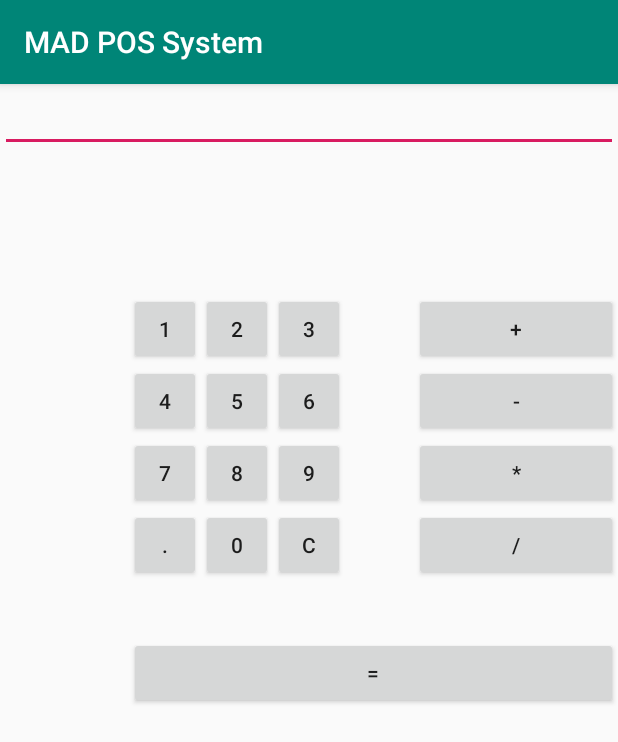
After one commit to RathanSreeramoju/MAD-POS-SYSTEM, an Android app: the CalculatorActivity screen opened directly, with no data from a screen before it, on a phone screen of 412 x 824 dp. The commit adds this screen. Shown: the top 742 px of the screen. Run offline under Robolectric (Android 15) with nearby library versions, the phone set to English and light mode, and no system bars; 1 statement that could not run was skipped.

Commit message:
Calculator

```diff
--- a/app/src/main/AndroidManifest.xml
+++ b/app/src/main/AndroidManifest.xml
@@ -9,7 +9,8 @@
         android:roundIcon="@mipmap/ic_launcher_round"
         android:supportsRtl="true"
         android:theme="@style/AppTheme">
-        <activity android:name=".SmsActivity"></activity>
+        <activity android:name=".CalculatorActivity"></activity>
+        <activity android:name=".SmsActivity" />
         <activity
             android:name=".view.ThirdActivity"
             android:label="@string/activity3_name"
--- /dev/null
+++ b/app/src/main/java/com/example/madpossystem/CalculatorActivity.java
@@ -0,0 +1,201 @@
+package com.example.madpossystem;
+
+import androidx.appcompat.app.AppCompatActivity;
+
+import android.os.Bundle;
+import android.view.View;
+import android.widget.Button;
+import android.widget.EditText;
+
+public class CalculatorActivity extends AppCompatActivity {
+    Button button0, button1, button2, button3, button4, button5, button6,
+            button7, button8, button9, buttonAdd, buttonSub, buttonDivision,
+            buttonMul, button10, buttonC, buttonEqual;
+    EditText crunchifyEditText;
+    /*
+     *variables to hold the values given by the user
+     */
+    float mValueOne, mValueTwo;
+
+    boolean crunchifyAddition, mSubtract, crunchifyMultiplication, crunchifyDivision;
+
+    @Override
+    protected void onCreate(Bundle savedInstanceState) {
+        super.onCreate(savedInstanceState);
+        setContentView(R.layout.activity_calculator);
+
+        button0 = (Button) findViewById(R.id.button);
+        button1 = (Button) findViewById(R.id.button1);
+        button2 = (Button) findViewById(R.id.button2);
+        button3 = (Button) findViewById(R.id.button3);
+        button4 = (Button) findViewById(R.id.button4);
+        button5 = (Button) findViewById(R.id.button5);
+        button6 = (Button) findViewById(R.id.button6);
+        button7 = (Button) findViewById(R.id.button7);
+        button8 = (Button) findViewById(R.id.button8);
+        button9 = (Button) findViewById(R.id.button9);
+        button10 = (Button) findViewById(R.id.button10);
+        buttonAdd = (Button) findViewById(R.id.buttonadd);
+        buttonSub = (Button) findViewById(R.id.buttonsub);
+        buttonMul = (Button) findViewById(R.id.buttonmul);
+        buttonDivision = (Button) findViewById(R.id.buttondiv);
+        buttonC = (Button) findViewById(R.id.buttonC);
+        buttonEqual = (Button) findViewById(R.id.buttoneql);
+        crunchifyEditText = (EditText) findViewById(R.id.edt1);
+
+
+        button1.setOnClickListener(new View.OnClickListener() {
+            @Override
+            public void onClick(View v) {
+                crunchifyEditText.setText(crunchifyEditText.getText() + "1");
+            }
+        });
+
+        button2.setOnClickListener(new View.OnClickListener() {
+            @Override
+            public void onClick(View v) {
+                crunchifyEditText.setText(crunchifyEditText.getText() + "2");
+            }
+        });
+
+        button3.setOnClickListener(new View.OnClickListener() {
+            @Override
+            public void onClick(View v) {
+                crunchifyEditText.setText(crunchifyEditText.getText() + "3");
+            }
+        });
+
+        button4.setOnClickListener(new View.OnClickListener() {
+            @Override
+            public void onClick(View v) {
+                crunchifyEditText.setText(crunchifyEditText.getText() + "4");
+            }
+        });
+
+        button5.setOnClickListener(new View.OnClickListener() {
+            @Override
+            public void onClick(View v) {
+                crunchifyEditText.setText(crunchifyEditText.getText() + "5");
+            }
+        });
+
+        button6.setOnClickListener(new View.OnClickListener() {
+            @Override
+            public void onClick(View v) {
+                crunchifyEditText.setText(crunchifyEditText.getText() + "6");
+            }
+        });
+
+        button7.setOnClickListener(new View.OnClickListener() {
+            @Override
+            public void onClick(View v) {
+                crunchifyEditText.setText(crunchifyEditText.getText() + "7");
+            }
+        });
+
+        button8.setOnClickListener(new View.OnClickListener() {
+            @Override
+            public void onClick(View v) {
+                crunchifyEditText.setText(crunchifyEditText.getText() + "8");
+            }
+        });
+
+        button9.setOnClickListener(new View.OnClickListener() {
+            @Override
+            public void onClick(View v) {
+                crunchifyEditText.setText(crunchifyEditText.getText() + "9");
+            }
+        });
+
+        button0.setOnClickListener(new View.OnClickListener() {
+            @Override
+            public void onClick(View v) {
+                crunchifyEditText.setText(crunchifyEditText.getText() + "0");
+            }
+        });
+
+        buttonAdd.setOnClickListener(new View.OnClickListener() {
+            @Override
+            public void onClick(View v) {
+
+                if (crunchifyEditText == null) {
+                    crunchifyEditText.setText("");
+                } else {
+                    mValueOne = Float.parseFloat(crunchifyEditText.getText() + "");
+                    crunchifyAddition = true;
+                    crunchifyEditText.setText(null);
+                }
+            }
+        });
+
+        buttonSub.setOnClickListener(new View.OnClickListener() {
+            @Override
+            public void onClick(View v) {
+                mValueOne = Float.parseFloat(crunchifyEditText.getText() + "");
+                mSubtract = true;
+                crunchifyEditText.setText(null);
+            }
+        });
+
+        buttonMul.setOnClickListener(new View.OnClickListener() {
+            @Override
+            public void onClick(View v) {
+                mValueOne = Float.parseFloat(crunchifyEditText.getText() + "");
+                crunchifyMultiplication = true;
+                crunchifyEditText.setText(null);
+            }
+        });
+
+        buttonDivision.setOnClickListener(new View.OnClickListener() {
+            @Override
+            public void onClick(View v) {
+                mValueOne = Float.parseFloat(crunchifyEditText.getText() + "");
+                crunchifyDivision = true;
+                crunchifyEditText.setText(null);
+            }
+        });
+/*
+oerations with the user input
+ */
+        buttonEqual.setOnClickListener(new View.OnClickListener() {
+            @Override
+            public void onClick(View v) {
+                mValueTwo = Float.parseFloat(crunchifyEditText.getText() + "");
+
+                if (crunchifyAddition == true) {
+                    crunchifyEditText.setText(mValueOne + mValueTwo + "");
+                    crunchifyAddition = false;
+                }
+
+                if (mSubtract == true) {
+                    crunchifyEditText.setText(mValueOne - mValueTwo + "");
+                    mSubtract = false;
+                }
+
+                if (crunchifyMultiplication == true) {
+                    crunchifyEditText.setText(mValueOne * mValueTwo + "");
+                    crunchifyMultiplication = false;
+                }
+
+                if (crunchifyDivision == true) {
+                    crunchifyEditText.setText(mValueOne / mValueTwo + "");
+                    crunchifyDivision = false;
+                }
+            }
+        });
+
+        buttonC.setOnClickListener(new View.OnClickListener() {
+            @Override
+            public void onClick(View v) {
+                crunchifyEditText.setText("");
+            }
+        });
+
+        button10.setOnClickListener(new View.OnClickListener() {
+            @Override
+            public void onClick(View v) {
+                crunchifyEditText.setText(crunchifyEditText.getText() + ".");
+            }
+        });
+    }
+}
--- /dev/null
+++ b/app/src/main/res/layout/activity_calculator.xml
@@ -0,0 +1,193 @@
+<?xml version="1.0" encoding="utf-8"?>
+<RelativeLayout xmlns:android="http://schemas.android.com/apk/res/android"
+    xmlns:app="http://schemas.android.com/apk/res-auto"
+    xmlns:tools="http://schemas.android.com/tools"
+    android:layout_width="match_parent"
+    android:layout_height="match_parent"
+    tools:context=".CalculatorActivity">
+
+    <EditText
+        android:id="@+id/edt1"
+        android:layout_width="match_parent"
+        android:layout_height="wrap_content" />
+
+
+    <Button
+        android:id="@+id/button1"
+        style="?android:attr/buttonStyleSmall"
+        android:layout_width="wrap_content"
+        android:layout_height="wrap_content"
+        android:layout_alignEnd="@+id/button4"
+        android:layout_alignRight="@+id/button4"
+        android:layout_below="@+id/edt1"
+        android:layout_marginTop="94dp"
+        android:text="1" />
+
+    <Button
+        android:id="@+id/button2"
+        style="?android:attr/buttonStyleSmall"
+        android:layout_width="wrap_content"
+        android:layout_height="wrap_content"
+        android:layout_alignTop="@+id/button1"
+        android:layout_toLeftOf="@+id/button3"
+        android:layout_toStartOf="@+id/button3"
+        android:text="2" />
+
+    <Button
+        android:id="@+id/button3"
+        style="?android:attr/buttonStyleSmall"
+        android:layout_width="wrap_content"
+        android:layout_height="wrap_content"
+        android:layout_alignTop="@+id/button2"
+        android:layout_centerHorizontal="true"
+        android:text="3" />
+
+    <Button
+        android:id="@+id/button4"
+        style="?android:attr/buttonStyleSmall"
+        android:layout_width="wrap_content"
+        android:layout_height="wrap_content"
+        android:layout_below="@+id/button1"
+        android:layout_toLeftOf="@+id/button2"
+        android:text="4" />
+
+    <Button
+        android:id="@+id/button5"
+        style="?android:attr/buttonStyleSmall"
+        android:layout_width="wrap_content"
+        android:layout_height="wrap_content"
+        android:layout_alignStart="@+id/button2"
+        android:layout_alignLeft="@+id/button2"
+        android:layout_alignBottom="@+id/button4"
+        android:text="5" />
+
+    <Button
+        android:id="@+id/button6"
+        style="?android:attr/buttonStyleSmall"
+        android:layout_width="wrap_content"
+        android:layout_height="wrap_content"
+        android:layout_alignLeft="@+id/button3"
+        android:layout_alignStart="@+id/button3"
+        android:layout_below="@+id/button3"
+        android:text="6" />
+
+    <Button
+        android:id="@+id/button7"
+        style="?android:attr/buttonStyleSmall"
+        android:layout_width="wrap_content"
+        android:layout_height="wrap_content"
+        android:layout_below="@+id/button4"
+        android:layout_toLeftOf="@+id/button2"
+        android:text="7" />
+
+    <Button
+        android:id="@+id/button8"
+        style="?android:attr/buttonStyleSmall"
+        android:layout_width="wrap_content"
+        android:layout_height="wrap_content"
+        android:layout_alignLeft="@+id/button5"
+        android:layout_alignStart="@+id/button5"
+        android:layout_below="@+id/button5"
+        android:text="8" />
+
+    <Button
+        android:id="@+id/button9"
+        style="?android:attr/buttonStyleSmall"
+        android:layout_width="wrap_content"
+        android:layout_height="wrap_content"
+        android:layout_alignLeft="@+id/button6"
+        android:layout_alignStart="@+id/button6"
+        android:layout_below="@+id/button6"
+        android:text="9" />
+
+    <Button
+        android:id="@+id/buttonadd"
+        style="?android:attr/buttonStyleSmall"
+        android:layout_width="wrap_content"
+        android:layout_height="wrap_content"
+        android:layout_alignEnd="@+id/edt1"
+        android:layout_alignRight="@+id/edt1"
+        android:layout_alignTop="@+id/button3"
+        android:layout_marginLeft="46dp"
+        android:layout_marginStart="46dp"
+        android:layout_toRightOf="@+id/button3"
+        android:text="+" />
+
+    <Button
+        android:id="@+id/buttonsub"
+        style="?android:attr/buttonStyleSmall"
+        android:layout_width="wrap_content"
+        android:layout_height="wrap_content"
+        android:layout_alignEnd="@+id/buttonadd"
+        android:layout_alignLeft="@+id/buttonadd"
+        android:layout_alignRight="@+id/buttonadd"
+        android:layout_alignStart="@+id/buttonadd"
+        android:layout_below="@+id/buttonadd"
+        android:text="-" />
+
+    <Button
+        android:id="@+id/buttonmul"
+        style="?android:attr/buttonStyleSmall"
+        android:layout_width="wrap_content"
+        android:layout_height="wrap_content"
+        android:layout_alignLeft="@+id/buttonsub"
+        android:layout_alignParentEnd="true"
+        android:layout_alignParentRight="true"
+        android:layout_alignStart="@+id/buttonsub"
+        android:layout_below="@+id/buttonsub"
+        android:text="*" />
+
+    <Button
+        android:id="@+id/button10"
+        style="?android:attr/buttonStyleSmall"
+        android:layout_width="wrap_content"
+        android:layout_height="wrap_content"
+        android:layout_below="@+id/button7"
+        android:layout_toLeftOf="@+id/button2"
+        android:text="." />
+
+    <Button
+        android:id="@+id/button0"
+        style="?android:attr/buttonStyleSmall"
+        android:layout_width="wrap_content"
+        android:layout_height="wrap_content"
+        android:layout_alignLeft="@+id/button8"
+        android:layout_alignStart="@+id/button8"
+        android:layout_below="@+id/button8"
+        android:text="0" />
+
+    <Button
+        android:id="@+id/buttonC"
+        style="?android:attr/buttonStyleSmall"
+        android:layout_width="wrap_content"
+        android:layout_height="wrap_content"
+        android:layout_alignLeft="@+id/button9"
+        android:layout_alignStart="@+id/button9"
+        android:layout_below="@+id/button9"
+        android:text="C" />
+
+    <Button
+        android:id="@+id/buttondiv"
+        style="?android:attr/buttonStyleSmall"
+        android:layout_width="wrap_content"
+        android:layout_height="wrap_content"
+        android:layout_alignEnd="@+id/buttonmul"
+        android:layout_alignLeft="@+id/buttonmul"
+        android:layout_alignRight="@+id/buttonmul"
+        android:layout_alignStart="@+id/buttonmul"
+        android:layout_below="@+id/buttonmul"
+        android:text="/" />
+
+    <Button
+        android:id="@+id/buttoneql"
+        android:layout_width="wrap_content"
+        android:layout_height="wrap_content"
+        android:layout_alignEnd="@+id/buttondiv"
+        android:layout_alignLeft="@+id/button10"
+        android:layout_alignRight="@+id/buttondiv"
+        android:layout_alignStart="@+id/button10"
+        android:layout_below="@+id/button0"
+        android:layout_marginTop="37dp"
+        android:text="=" />
+
+</RelativeLayout>
```
Also changed, not shown: app/src/main/java/com/example/madpossystem/SmsActivity.java (+60 -0 lines), app/src/main/java/com/example/madpossystem/view/MainActivity.java (+9 -4 lines), app/src/main/res/layout/activity_main.xml (+5 -3 lines), app/src/main/res/layout/activity_sms.xml (+60 -2 lines).
